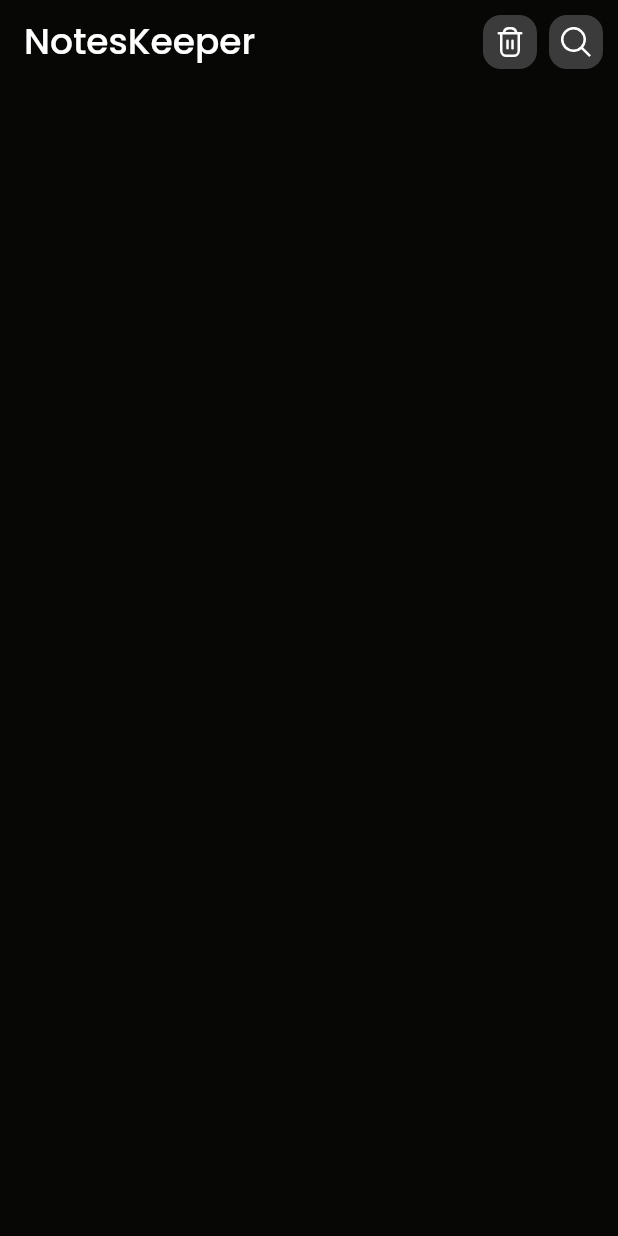
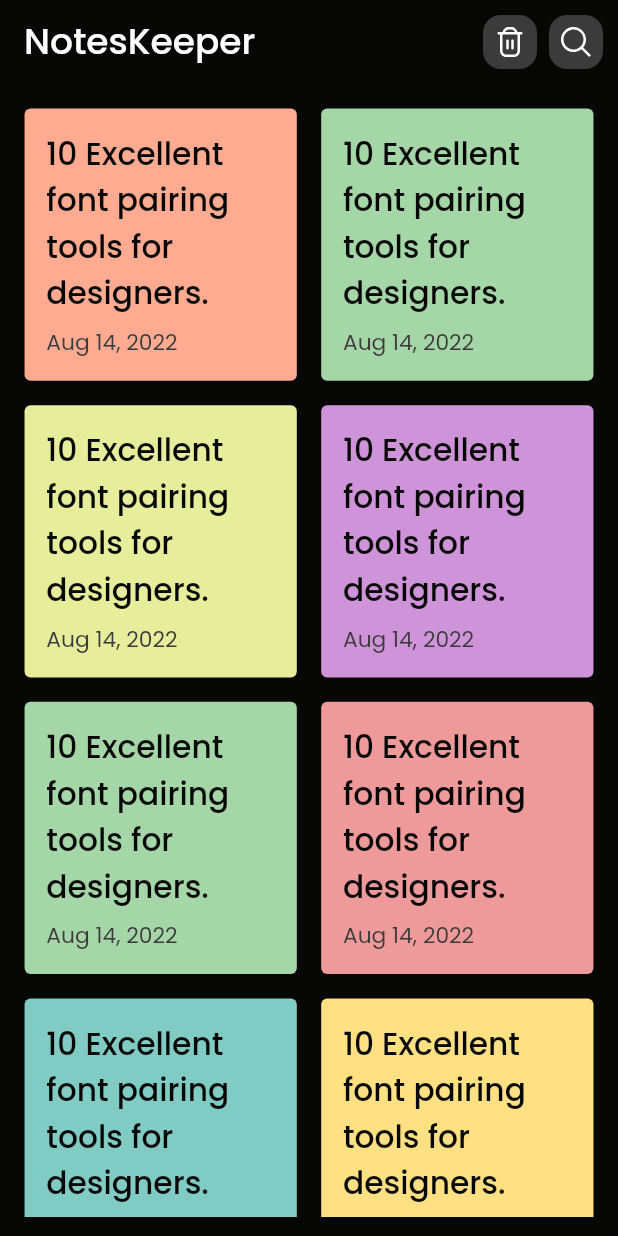
Before and after one commit to mateendev3/Notes-Keeper, a Flutter app: the screen it shows after launch, on a phone screen of 412 x 824 dp. Run offline on Flutter 3.47's test engine with Material 2 defaults, Android fonts, the phone set to English and light mode, and no system bars; our stand-ins replace flutter_svg, google_fonts.

Commit message:
Added Grid And List Views for notes

```diff
--- a/lib/screens/components/action_icon_widget.dart
+++ b/lib/screens/components/action_icon_widget.dart
@@ -1,6 +1,5 @@
 import 'package:flutter/material.dart';
 import 'package:flutter_svg/svg.dart';
-
 import '../../utils/color_constants.dart';
 
 Widget buildActionIcon({
--- a/lib/screens/home_screen.dart
+++ b/lib/screens/home_screen.dart
@@ -1,6 +1,9 @@
+import 'dart:math';
+
 import 'package:flutter/material.dart';
-
 import '../utils/assets_constants.dart';
+import '../utils/color_constants.dart';
+import '../utils/helper_widgets.dart';
 import 'components/action_icon_widget.dart';
 
 class HomeScreen extends StatefulWidget {
@@ -11,10 +14,31 @@ class HomeScreen extends StatefulWidget {
 }
 
 class _HomeScreenState extends State<HomeScreen> {
+  late Size _size;
+  late Random _random;
+
+  @override
+  void initState() {
+    super.initState();
+    _random = Random();
+  }
+
   @override
   Widget build(BuildContext context) {
+    _size = MediaQuery.of(context).size;
     return Scaffold(
-      appBar: AppBar(
+      appBar: _buildAppBar(),
+      body: Padding(
+        padding: EdgeInsets.all(_size.height * 0.015),
+        child: _random.nextInt(10).isEven
+            ? _buildNotesGridView()
+            : _buildNotesListView(),
+      ),
+    );
+  }
+
+  AppBar _buildAppBar() {
+    return AppBar(
       title: const Text('NotesKeeper'),
       actions: [
         buildActionIcon(
@@ -22,7 +46,118 @@ class _HomeScreenState extends State<HomeScreen> {
         buildActionIcon(
             iconPath: AssetsConsts.icSearch, onTap: () {}, rightMargin: 10.0),
       ],
+    );
+  }
+
+  GridView _buildNotesGridView() {
+    return GridView.builder(
+      gridDelegate: SliverGridDelegateWithFixedCrossAxisCount(
+        crossAxisCount: 2,
+        mainAxisSpacing: _size.height * 0.01,
+        crossAxisSpacing: _size.height * 0.01,
+      ),
+      itemBuilder: (context, index) {
+        return _buildNotesGridItem(
+          index,
+          title: '10 Excellent font pairing tools for designers.',
+          date: 'Aug 14, 2022',
+        );
+      },
+    );
+  }
+
+  Widget _buildNotesGridItem(
+    int index, {
+    required String title,
+    required String date,
+  }) {
+    return Card(
+      color: AppColors.list[_random.nextInt(AppColors.list.length)],
+      child: InkWell(
+        onTap: () {},
+        splashColor: AppColors.white,
+        child: LayoutBuilder(builder: (context, innerConstraints) {
+          return Padding(
+            padding: EdgeInsets.all(innerConstraints.maxHeight * 0.08),
+            child: Column(
+              crossAxisAlignment: CrossAxisAlignment.start,
+              children: [
+                Expanded(
+                  child: Align(
+                    alignment: Alignment.topLeft,
+                    child: Text(
+                      title,
+                      maxLines: 4,
+                      style: Theme.of(context).textTheme.headline5!.copyWith(
+                            fontSize: innerConstraints.maxHeight * 0.115,
+                          ),
+                    ),
+                  ),
+                ),
+                Text(
+                  date,
+                  maxLines: 1,
+                  style: Theme.of(context).textTheme.subtitle1!.copyWith(
+                        fontSize: innerConstraints.maxHeight * 0.08,
+                      ),
+                ),
+              ],
+            ),
+          );
+        }),
       ),
     );
   }
+
+  Widget _buildNotesListItem(
+    int index, {
+    required String title,
+    required String date,
+  }) {
+    return Card(
+      color: AppColors.list[_random.nextInt(AppColors.list.length)],
+      child: InkWell(
+        onTap: () {},
+        splashColor: AppColors.white,
+        child: Padding(
+          padding: EdgeInsets.all(_size.width * 0.03),
+          child: Column(
+            crossAxisAlignment: CrossAxisAlignment.start,
+            children: [
+              Text(
+                title,
+                maxLines: 2,
+                style: Theme.of(context).textTheme.headline5!.copyWith(
+                      fontSize: _size.width * 0.050,
+                    ),
+              ),
+              addVerticalSpace(_size.width * 0.015),
+              Text(
+                date,
+                maxLines: 1,
+                style: Theme.of(context).textTheme.subtitle1!.copyWith(
+                      fontSize: _size.width * 0.035,
+                    ),
+              ),
+            ],
+          ),
+        ),
+      ),
+    );
   }
+
+  Widget _buildNotesListView() {
+    return ListView.builder(
+      itemBuilder: (context, index) {
+        return Padding(
+          padding: EdgeInsets.only(bottom: _size.width * 0.01),
+          child: _buildNotesListItem(
+            index,
+            title: 'How to make your personal brand stands out online.',
+            date: 'Aug 13, 2022',
+          ),
+        );
+      },
+    );
+  }
+}
--- a/lib/utils/color_constants.dart
+++ b/lib/utils/color_constants.dart
@@ -2,14 +2,34 @@ import 'package:flutter/material.dart';
 
 class AppColors {
   static const codGray = Color(0xFF070706);
-  static const neonCarrot = Color(0xFFFE9A37);
-  static const wattle = Color(0xFFCBDB57);
-  static const lavenderPurple = Color(0xFF9585BA);
-  static const kabul = Color(0xFF5C4F45);
   static const darkGray = Color(0xFF3B3B3B);
-  static const persimmon = Color(0xFFF96A4B);
-  static const anzac = Color(0xFFDEA44D);
-  static const parl = Color(0xFF9E5C32);
   static const white = Colors.white;
   static const red = Colors.red;
+  static final lightBlue = Colors.blue.shade200;
+  static final lightPink = Colors.pink.shade200;
+  static final lightGreen = Colors.green.shade200;
+  static final lightAmber = Colors.amber.shade200;
+  static final lightCyan = Colors.cyan.shade200;
+  static final lightDeepOrange = Colors.deepOrange.shade200;
+  static final lightPurple = Colors.purple.shade200;
+  static final lightDeepPurple = Colors.deepPurple.shade200;
+  static final lightIndigo = Colors.indigo.shade200;
+  static final lightLime = Colors.lime.shade200;
+  static final lightRed = Colors.red.shade200;
+  static final lightTeal = Colors.teal.shade200;
+
+  static final list = <Color>[
+    lightBlue,
+    lightPink,
+    lightGreen,
+    lightAmber,
+    lightCyan,
+    lightDeepOrange,
+    lightPurple,
+    lightDeepPurple,
+    lightIndigo,
+    lightLime,
+    lightRed,
+    lightTeal,
+  ];
 }
--- /dev/null
+++ b/lib/utils/helper_widgets.dart
@@ -0,0 +1,4 @@
+import 'package:flutter/cupertino.dart';
+
+Widget addVerticalSpace(double space) => SizedBox(height: space);
+Widget addHorizontalSpace(double space) => SizedBox(width: space);
```
Also changed, not shown: lib/utils/theme_constants.dart (+12 -1 lines), assets/images/ic_dustbin.svg, assets/images/ic_search.svg. Lines whose indentation alone changed are shown as unchanged.
